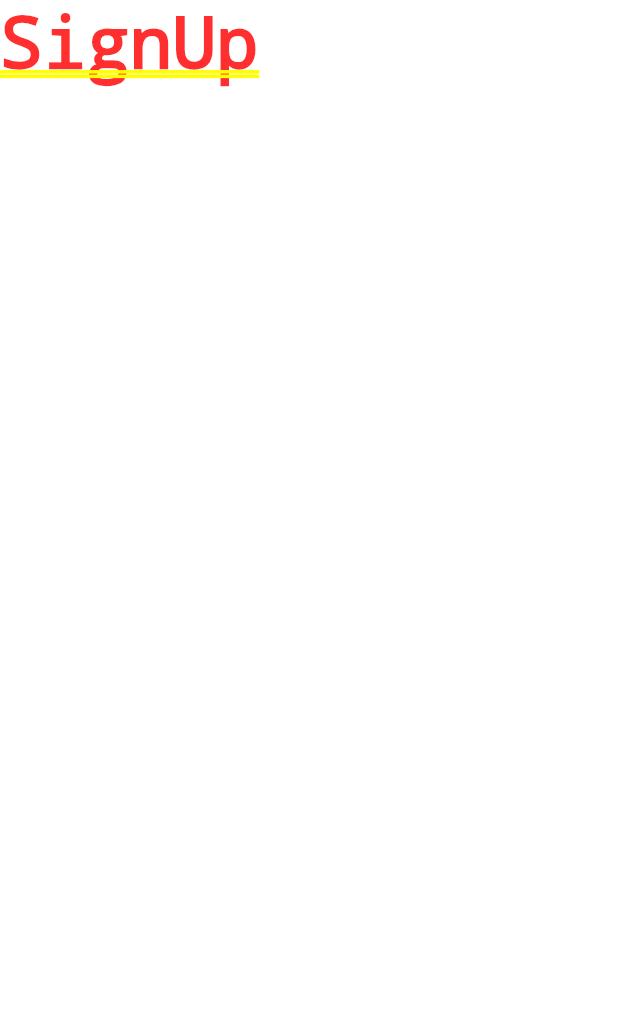
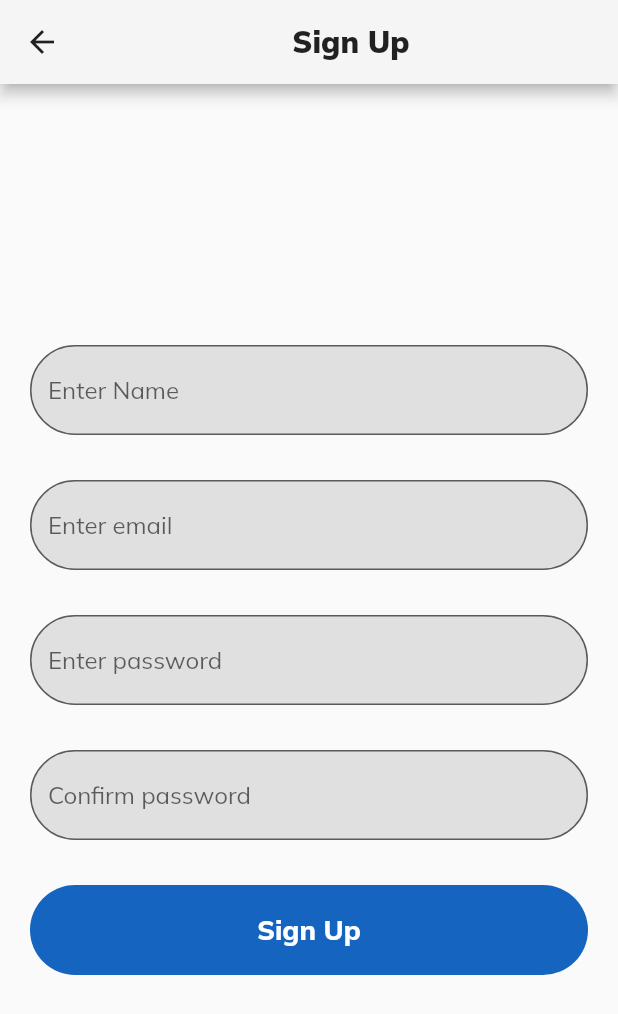
Before and after one commit to treserio/holbertonschool-twitter_clone, a Flutter app: the screen it shows after launch, after a tap on "Sign Up", on a phone screen of 412 x 824 dp. Shown: the top 1014 px of the screen. Run offline on Flutter 3.47's test engine with Material 2 defaults, Android fonts, the light colour scheme and no system bars; our stand-ins replace google_fonts.

Commit message:
5 init, +SignUp & set onPressed as param in FlatButton

```diff
--- a/twitter/lib/screens/signin_screen.dart
+++ b/twitter/lib/screens/signin_screen.dart
@@ -4,6 +4,7 @@ import 'dart:core';
 // import 'package:http/http.dart' as http;
 import 'package:flutter/material.dart';
 import '../widgets/all.dart';
+import './signup_screen.dart';
 
 class SignIn extends StatefulWidget {
   const SignIn({
@@ -65,14 +66,16 @@ class _SignInState extends State<SignIn> {
             isPassword: true,
             controller: _passwordController,
           ),
-          const FlatButton(),
+          FlatButton(
+            onPressed: () => print('Submit'),
+          ),
           Padding(
             padding: const EdgeInsetsDirectional.only(top: 30),
             child: GestureDetector(
               onTap: () {
                 Navigator.push(
                   context,
-                  MaterialPageRoute(builder: (context) => const Text('SignUp')),
+                  MaterialPageRoute(builder: (context) => const SignUp()),
                 );
               },
               child: Center(
--- /dev/null
+++ b/twitter/lib/screens/signup_screen.dart
@@ -0,0 +1,93 @@
+import 'dart:core';
+// import 'dart:html';
+// import 'dart:convert';
+// import 'package:http/http.dart' as http;
+import 'package:flutter/material.dart';
+import '../widgets/all.dart';
+
+class SignUp extends StatefulWidget {
+  const SignUp({
+    super.key,
+  });
+
+  @override
+  _SignUpState createState() => _SignUpState();
+}
+
+class _SignUpState extends State<SignUp> {
+  late TextEditingController _nameController;
+  late TextEditingController _emailController;
+  late TextEditingController _passwordController;
+  late TextEditingController _confirmController;
+  final GlobalKey _formKey = GlobalKey(debugLabel: 'FormKey');
+
+  @override
+  @mustCallSuper
+  void initState() {
+    super.initState();
+    _nameController = TextEditingController();
+    _emailController = TextEditingController();
+    _passwordController = TextEditingController();
+    _confirmController = TextEditingController();
+  }
+
+  @override
+  void dispose() {
+    super.dispose();
+    _nameController.dispose();
+    _emailController.dispose();
+    _passwordController.dispose();
+    _confirmController.dispose();
+  }
+
+  @override
+  Widget build(BuildContext context) => Scaffold(
+    appBar: AppBar(
+      backgroundColor: Colors.grey.shade100,
+      foregroundColor: Colors.black87,
+      title: const Center(
+        child: Text(
+          'Sign Up',
+          textAlign: TextAlign.center,
+          style: TextStyle(
+            fontWeight: FontWeight.w900,
+          )
+        )
+      ),
+    ),
+    body: Form(
+      key: _formKey,
+      child: Center(
+        child: ListView(
+          padding: const EdgeInsetsDirectional.only(
+            start: 20,
+            end: 20,
+          ),
+          shrinkWrap: true,
+          children: [
+            EntryField(
+              hint: 'Enter Name',
+              controller: _nameController,
+            ),
+            EntryField(
+              hint: 'Enter email',
+              controller: _emailController,
+            ),
+            EntryField(
+              hint: 'Enter password',
+              controller: _passwordController,
+            ),
+            EntryField(
+              hint: 'Confirm password',
+              controller: _confirmController,
+            ),
+            FlatButton(
+              label: 'Sign Up',
+              onPressed: () => print('Sign Up'),
+            ),
+          ]
+        ),
+      ),
+    ),
+  );
+}
--- a/twitter/lib/widgets/flat_button.dart
+++ b/twitter/lib/widgets/flat_button.dart
@@ -3,19 +3,19 @@ import 'package:google_fonts/google_fonts.dart';
 
 class FlatButton extends StatelessWidget {
   final String label;
+  final Function onPressed;
 
   const FlatButton({
     super.key,
     this.label = 'Submit',
+    required this.onPressed,
   });
-
-  void onPressed() => print('Submitted');
 
   @override
   Widget build(BuildContext context) => Padding(
     padding: const EdgeInsetsDirectional.only(top: 15, bottom: 15),
     child: TextButton(
-    onPressed: onPressed,
+    onPressed: () => onPressed(),
     child: Text(
       label,
       style: const TextStyle(
```
